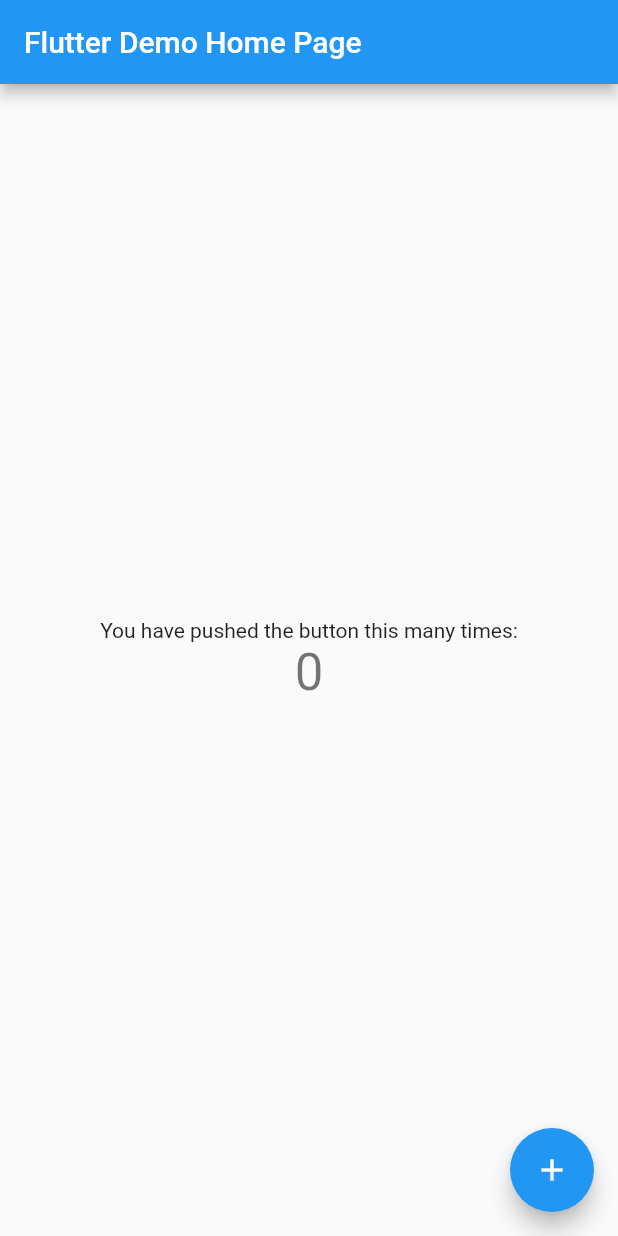
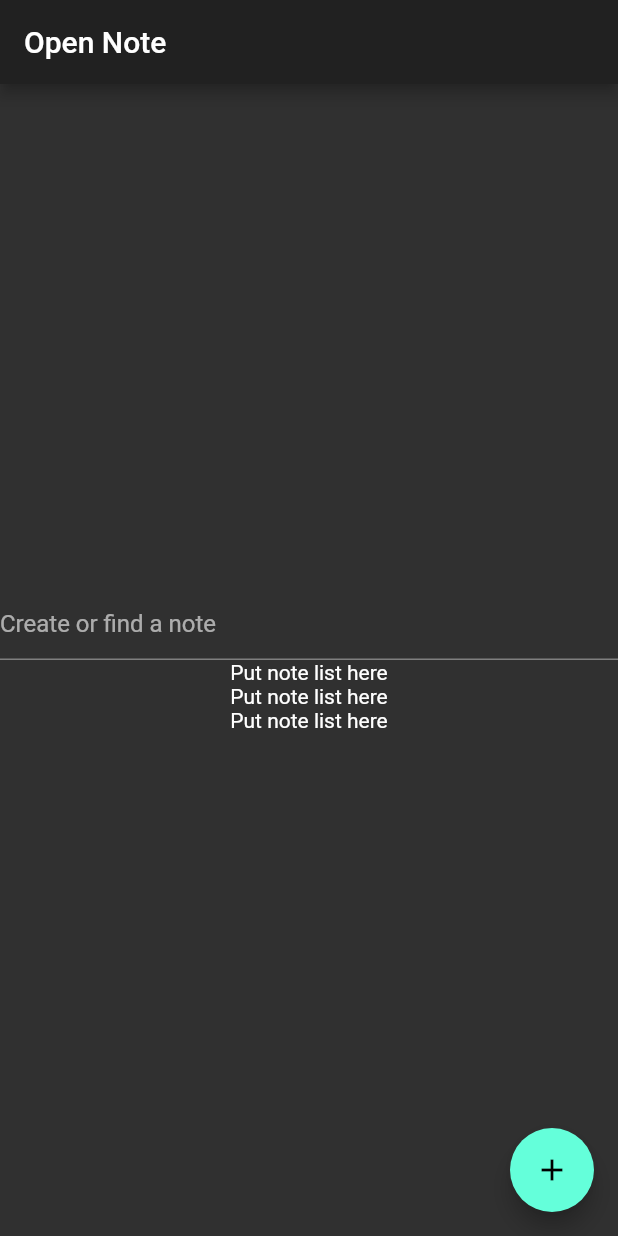
Before and after one commit to sjotterman/otter_notes, a Flutter app: the screen it shows after launch, on a phone screen of 412 x 824 dp. Run offline on Flutter 3.47's test engine with Material 2 defaults, Android fonts, the phone set to English and light mode, and no system bars.

Commit message:
placeholder components for search page

```diff
--- a/lib/main.dart
+++ b/lib/main.dart
@@ -1,47 +1,28 @@
 import 'package:flutter/material.dart';
+import 'package:flutter/services.dart';
 
 void main() {
   runApp(MyApp());
 }
 
 class MyApp extends StatelessWidget {
-  // This widget is the root of your application.
   @override
   Widget build(BuildContext context) {
     return MaterialApp(
-      title: 'Flutter Demo',
+      title: 'Otter Notes',
       theme: ThemeData(
-        // This is the theme of your application.
-        //
-        // Try running your application with "flutter run". You'll see the
-        // application has a blue toolbar. Then, without quitting the app, try
-        // changing the primarySwatch below to Colors.green and then invoke
-        // "hot reload" (press "r" in the console where you ran "flutter run",
-        // or simply save your changes to "hot reload" in a Flutter IDE).
-        // Notice that the counter didn't reset back to zero; the application
-        // is not restarted.
         primarySwatch: Colors.blue,
-        // This makes the visual density adapt to the platform that you run
-        // the app on. For desktop platforms, the controls will be smaller and
-        // closer together (more dense) than on mobile platforms.
         visualDensity: VisualDensity.adaptivePlatformDensity,
       ),
-      home: MyHomePage(title: 'Flutter Demo Home Page'),
+      darkTheme: ThemeData.dark(),
+      themeMode: ThemeMode.dark,
+      home: MyHomePage(title: 'Open Note'),
     );
   }
 }
 
 class MyHomePage extends StatefulWidget {
   MyHomePage({Key key, this.title}) : super(key: key);
-
-  // This widget is the home page of your application. It is stateful, meaning
-  // that it has a State object (defined below) that contains fields that affect
-  // how it looks.
-
-  // This class is the configuration for the state. It holds the values (in this
-  // case the title) provided by the parent (in this case the App widget) and
-  // used by the build method of the State. Fields in a Widget subclass are
-  // always marked "final".
 
   final String title;
 
@@ -54,55 +35,32 @@ class _MyHomePageState extends State<MyHomePage> {
 
   void _incrementCounter() {
     setState(() {
-      // This call to setState tells the Flutter framework that something has
-      // changed in this State, which causes it to rerun the build method below
-      // so that the display can reflect the updated values. If we changed
-      // _counter without calling setState(), then the build method would not be
-      // called again, and so nothing would appear to happen.
       _counter++;
     });
   }
 
   @override
   Widget build(BuildContext context) {
-    // This method is rerun every time setState is called, for instance as done
-    // by the _incrementCounter method above.
-    //
-    // The Flutter framework has been optimized to make rerunning build methods
-    // fast, so that you can just rebuild anything that needs updating rather
-    // than having to individually change instances of widgets.
     return Scaffold(
       appBar: AppBar(
-        // Here we take the value from the MyHomePage object that was created by
-        // the App.build method, and use it to set our appbar title.
         title: Text(widget.title),
       ),
       body: Center(
-        // Center is a layout widget. It takes a single child and positions it
-        // in the middle of the parent.
         child: Column(
-          // Column is also a layout widget. It takes a list of children and
-          // arranges them vertically. By default, it sizes itself to fit its
-          // children horizontally, and tries to be as tall as its parent.
-          //
-          // Invoke "debug painting" (press "p" in the console, choose the
-          // "Toggle Debug Paint" action from the Flutter Inspector in Android
-          // Studio, or the "Toggle Debug Paint" command in Visual Studio Code)
-          // to see the wireframe for each widget.
-          //
-          // Column has various properties to control how it sizes itself and
-          // how it positions its children. Here we use mainAxisAlignment to
-          // center the children vertically; the main axis here is the vertical
-          // axis because Columns are vertical (the cross axis would be
-          // horizontal).
           mainAxisAlignment: MainAxisAlignment.center,
           children: <Widget>[
-            Text(
-              'You have pushed the button this many times:',
+            TextField(
+              decoration: InputDecoration(hintText: 'Create or find a note'),
+
             ),
             Text(
-              '$_counter',
-              style: Theme.of(context).textTheme.headline4,
+              'Put note list here',
+            ),
+            Text(
+              'Put note list here',
+            ),
+            Text(
+              'Put note list here',
             ),
           ],
         ),
@@ -111,7 +69,7 @@ class _MyHomePageState extends State<MyHomePage> {
         onPressed: _incrementCounter,
         tooltip: 'Increment',
         child: Icon(Icons.add),
-      ), // This trailing comma makes auto-formatting nicer for build methods.
+      ),
     );
   }
 }
```
